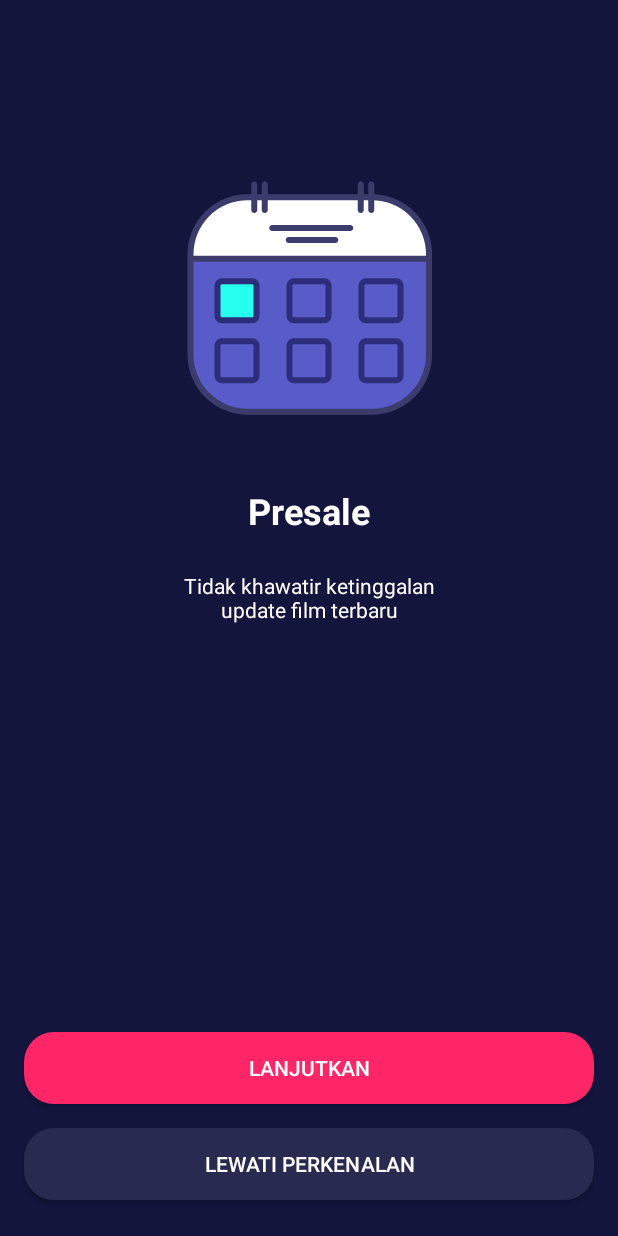
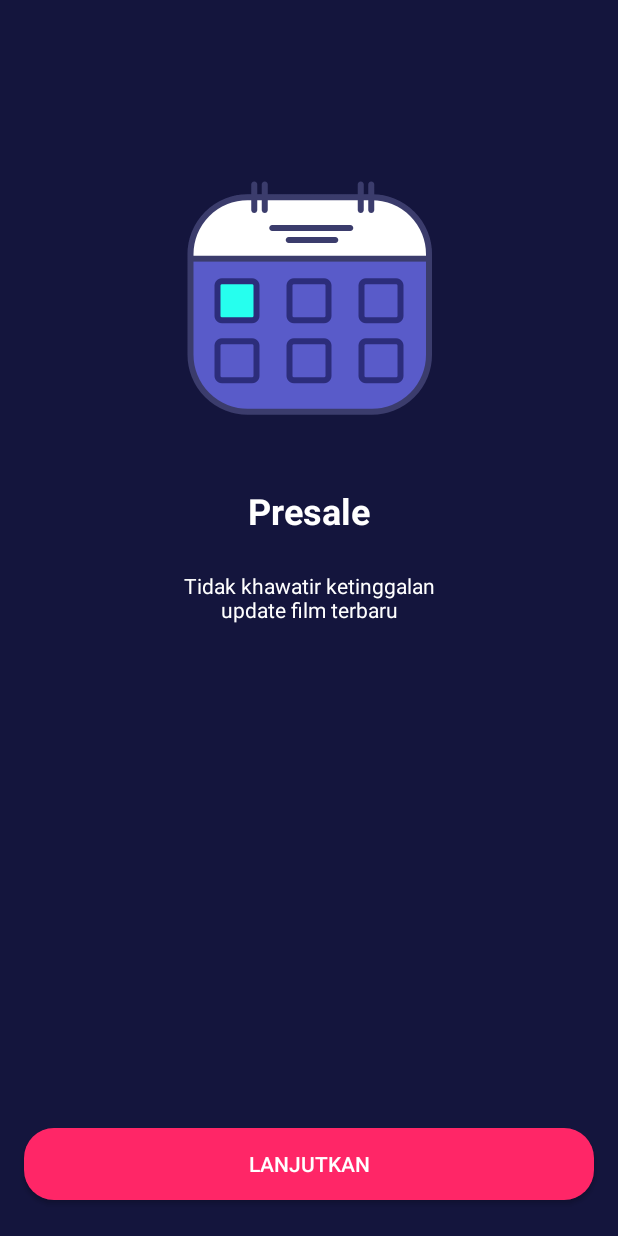
Before and after one commit to itsmee3223/fullstack-android-movie-ticket, an Android app: the OnBoardingTwoActivity screen opened directly, with no data from a screen before it, on a phone screen of 412 x 824 dp. Run offline under Robolectric (Android 15) with nearby library versions, the phone set to English and light mode, and no system bars.

Commit message:
Onboarding Activity & Connect Firebase

```diff
--- a/app/src/main/java/com/ramanda/ticketmovie/onboarding/OnBoardingTwoActivity.kt
+++ b/app/src/main/java/com/ramanda/ticketmovie/onboarding/OnBoardingTwoActivity.kt
@@ -1,12 +1,23 @@
 package com.ramanda.ticketmovie.onboarding
 
+import android.content.Intent
 import androidx.appcompat.app.AppCompatActivity
 import android.os.Bundle
-import com.ramanda.ticketmovie.R
+import com.ramanda.ticketmovie.databinding.ActivityOnBoardingTwoBinding
 
 class OnBoardingTwoActivity : AppCompatActivity() {
+    private lateinit var binding: ActivityOnBoardingTwoBinding
     override fun onCreate(savedInstanceState: Bundle?) {
         super.onCreate(savedInstanceState)
-        setContentView(R.layout.activity_on_boarding_two)
+        binding = ActivityOnBoardingTwoBinding.inflate(layoutInflater)
+        val view = binding.root
+        setContentView(view)
+
+        binding.btnHome.setOnClickListener {
+            val intent = Intent(this@OnBoardingTwoActivity,
+                OnBoardingThreeActivity::class.java)
+            startActivity(intent)
+        }
     }
+
 }
--- a/app/src/main/res/layout/activity_on_boarding_one.xml
+++ b/app/src/main/res/layout/activity_on_boarding_one.xml
@@ -8,6 +8,7 @@
     tools:context=".onboarding.OnBoardingOneActivity">
 
     <ImageView
+        android:contentDescription="Ilustrasi Onboarding One"
         android:id="@+id/imageView2"
         android:layout_width="200dp"
         android:layout_height="200dp"
--- a/app/src/main/res/layout/activity_on_boarding_two.xml
+++ b/app/src/main/res/layout/activity_on_boarding_two.xml
@@ -47,31 +47,17 @@
         app:layout_constraintTop_toBottomOf="@+id/textView" />
 
     <Button
-        android:id="@+id/btn_daftar"
+        android:id="@+id/btn_home"
         android:layout_width="0dp"
         android:layout_height="wrap_content"
         android:layout_marginStart="16dp"
         android:layout_marginEnd="16dp"
         android:layout_marginBottom="24dp"
-        android:background="@drawable/btn_secondary"
-        android:text="@string/lewati_perkenalan"
+        android:background="@drawable/btn_primary"
+        android:text="@string/lanjutkan"
         android:textColor="@color/white"
         app:layout_constraintBottom_toBottomOf="parent"
         app:layout_constraintEnd_toEndOf="parent"
         app:layout_constraintStart_toStartOf="parent" />
 
-    <Button
-        android:id="@+id/btn_home"
-        android:layout_width="0dp"
-        android:layout_height="wrap_content"
-        android:layout_marginStart="16dp"
-        android:layout_marginEnd="16dp"
-        android:layout_marginBottom="16dp"
-        android:background="@drawable/btn_primary"
-        android:text="@string/lanjutkan"
-        android:textColor="@color/white"
-        app:layout_constraintBottom_toTopOf="@+id/btn_daftar"
-        app:layout_constraintEnd_toEndOf="parent"
-        app:layout_constraintStart_toStartOf="parent" />
-
 </androidx.constraintlayout.widget.ConstraintLayout>
--- a/build.gradle
+++ b/build.gradle
@@ -1,4 +1,8 @@
-// Top-level build file where you can add configuration options common to all sub-projects/modules.
+buildscript {
+    dependencies {
+        classpath 'com.google.gms:google-services:4.3.10'
+    }
+}// Top-level build file where you can add configuration options common to all sub-projects/modules.
 plugins {
     id 'com.android.application' version '7.1.2' apply false
     id 'com.android.library' version '7.1.2' apply false
```
Also changed, not shown: app/build.gradle (+9 -1 lines), app/src/main/AndroidManifest.xml (+7 -1 lines), app/src/main/java/com/ramanda/ticketmovie/SignInActivity.kt (+19 -2 lines), app/src/main/java/com/ramanda/ticketmovie/SplashScreenActivity.kt (+7 -6 lines), app/src/main/java/com/ramanda/ticketmovie/onboarding/OnBoardingOneActivity.kt (+24 -3 lines), app/src/main/java/com/ramanda/ticketmovie/onboarding/OnBoardingThreeActivity.kt (+12 -2 lines), 1 other file.
